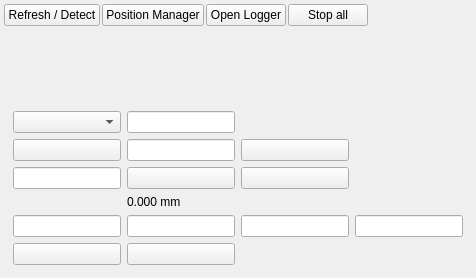
Before: the Qt Designer form thorKinesisPlugin/thorlabsKinesisPlugin_UI.ui in janlazer/UKE-thorKinesisPlugin, drawn with Qt 5.
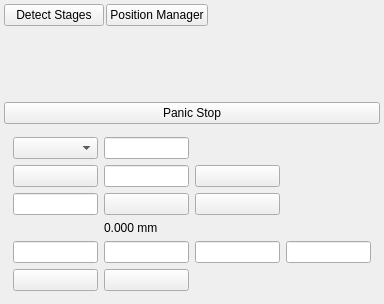
After: the same form once the commit is applied.

Commit message: Group Kinesis axes by serial in GUI

Patch:
```diff
--- a/thorKinesisPlugin/thorlabsKinesisPlugin_UI.ui
+++ b/thorKinesisPlugin/thorlabsKinesisPlugin_UI.ui
@@ -2,6 +2,14 @@
 <ui version="4.0">
     <class>DockWidget</class>
     <widget class="QDockWidget" name="DockWidget">
+  <property name="geometry">
+   <rect>
+    <x>0</x>
+    <y>0</y>
+    <width>384</width>
+    <height>157</height>
+   </rect>
+  </property>
         <property name="windowTitle">
             <string>Thorlabs Kinesis Plugin</string>
         </property>
@@ -29,33 +37,31 @@
                             <number>2</number>
                         </property>
                         <item>
-                            <widget class="QPushButton" name="pushButton_refresh">
+       <widget class="QPushButton" name="pushButton_detect">
+        <property name="minimumSize">
+         <size>
+          <width>100</width>
+          <height>0</height>
+         </size>
+        </property>
                                 <property name="text">
-                                    <string>Refresh / Detect</string>
+         <string>Detect Stages</string>
                                 </property>
                             </widget>
                         </item>
                         <item>
                             <widget class="QPushButton" name="pushButton_positionManager">
+        <property name="minimumSize">
+         <size>
+          <width>100</width>
+          <height>0</height>
+         </size>
+        </property>
                                 <property name="text">
                                     <string>Position Manager</string>
                                 </property>
                             </widget>
                         </item>
-                        <item>
-                            <widget class="QPushButton" name="pushButton_logger">
-                                <property name="text">
-                                    <string>Open Logger</string>
-                                </property>
-                            </widget>
-                        </item>
-                        <item>
-                            <widget class="QPushButton" name="pushButton_stop">
-                                <property name="text">
-                                    <string>Stop all</string>
-                                </property>
-                            </widget>
-                        </item>
                         <item>
                             <spacer name="horizontalSpacerTop">
                                 <property name="orientation">
@@ -81,6 +87,14 @@
                             <enum>QFrame::NoFrame</enum>
                         </property>
                         <widget class="QWidget" name="scrollAreaWidgetContents_axes">
+       <property name="geometry">
+        <rect>
+         <x>0</x>
+         <y>0</y>
+         <width>376</width>
+         <height>69</height>
+        </rect>
+       </property>
                             <layout class="QVBoxLayout" name="axisFramesLayout">
                                 <property name="spacing">
                                     <number>4</number>
@@ -101,7 +115,17 @@
                         </widget>
                     </widget>
                 </item>
-
+    <item>
+     <layout class="QHBoxLayout" name="horizontalLayout">
+      <item>
+       <widget class="QPushButton" name="pushButton_stop">
+        <property name="text">
+         <string>Panic Stop</string>
+        </property>
+       </widget>
+      </item>
+     </layout>
+    </item>
                 <item>
                     <widget class="QWidget" name="legacyControlBridge" native="true">
                         <property name="visible">
```
Left out of the diff: 40 changed lines with no effect on the pictures. Lines whose indentation alone changed are shown as unchanged. The commit also changes 3 other files.
